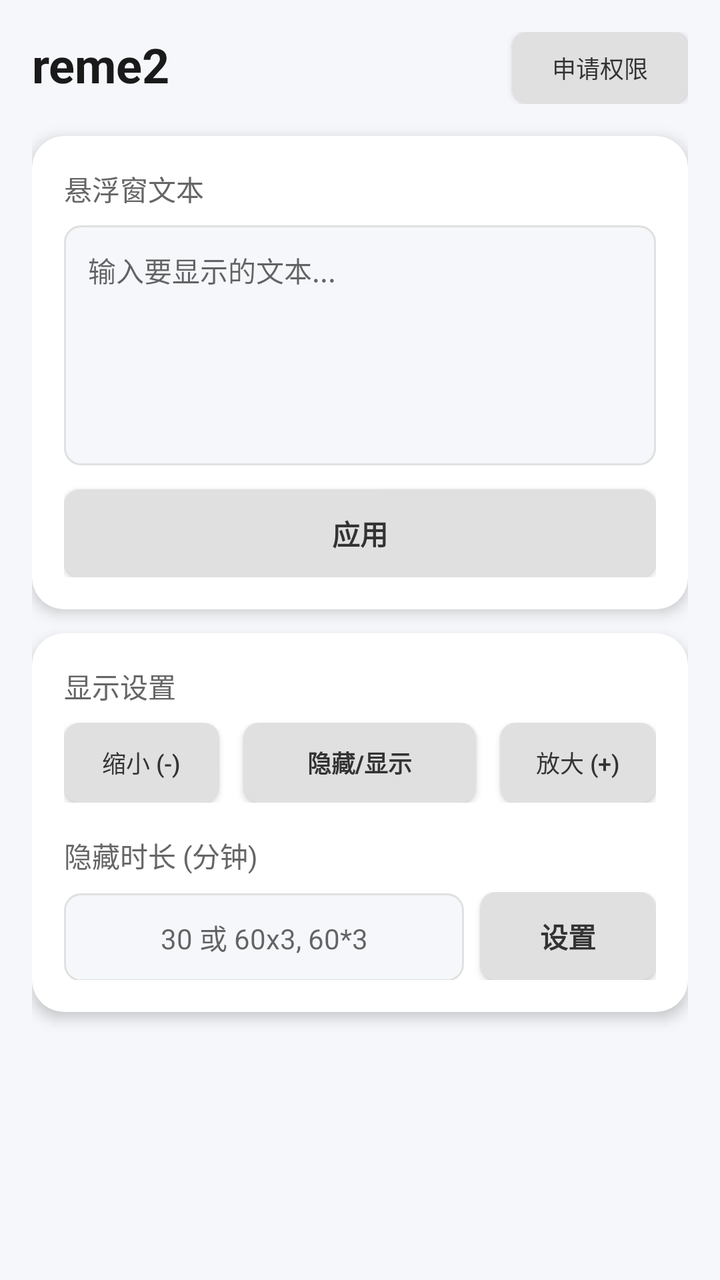
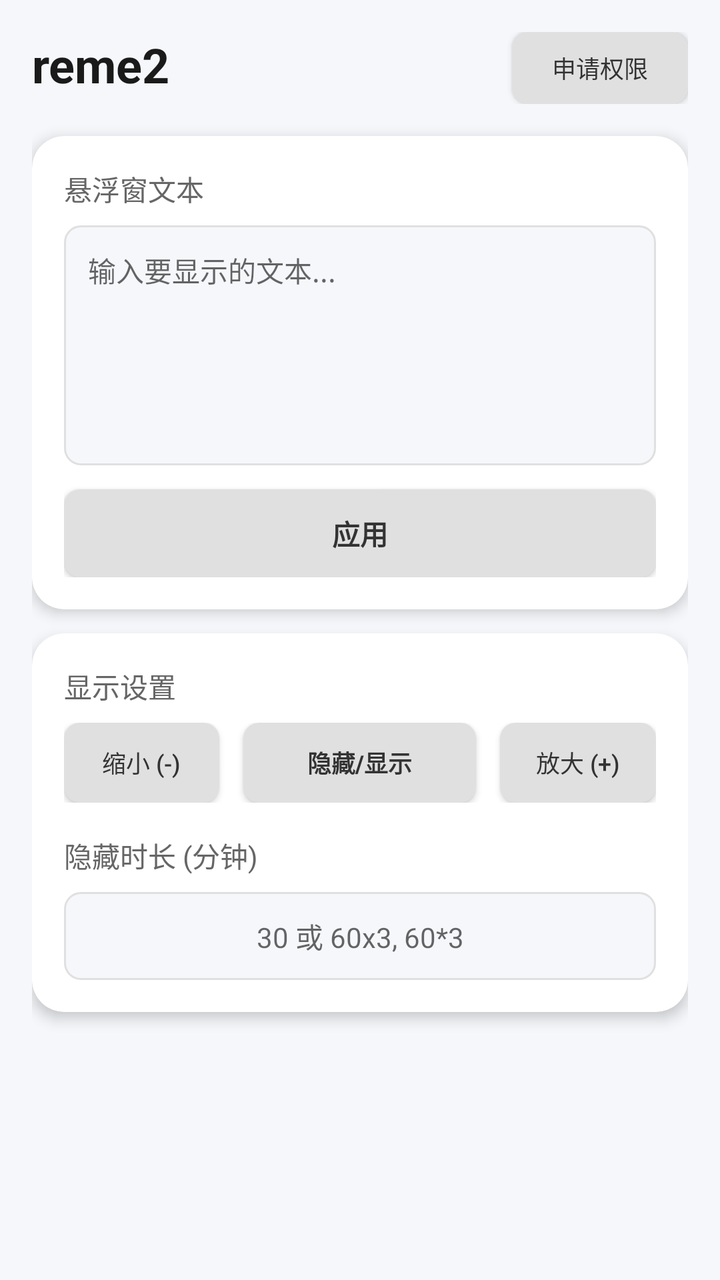

Compare the two renders of this Android layout. The source of the first and the diff that turns it into the second are given below.
<!-- AndroidManifest.xml: application theme Theme.AppCompat.Light.NoActionBar -->
<!-- res/layout/main.xml -->
<?xml version="1.0" encoding="utf-8"?>
<LinearLayout xmlns:android="http://schemas.android.com/apk/res/android"
    android:layout_width="match_parent"
    android:layout_height="match_parent"
    android:orientation="vertical"
    android:background="#F5F7FA"
    android:padding="16dp">

    
    <RelativeLayout
        android:layout_width="match_parent"
        android:layout_height="wrap_content"
        android:layout_marginBottom="16dp">

        <TextView
            android:layout_width="wrap_content"
            android:layout_height="wrap_content"
            android:text="reme2"
            android:textSize="24sp"
            android:textStyle="bold"
            android:textColor="#1A1A1A" />

        <Button
            android:id="@+id/btn_optimize"
            android:layout_width="wrap_content"
            android:layout_height="36dp"
            android:layout_alignParentEnd="true"
            android:layout_centerVertical="true"
            android:text="申请权限"
            android:textSize="12sp"
            android:textColor="#333333"
            android:paddingHorizontal="12dp"
            android:background="@drawable/button_gray_background"
            android:elevation="2dp"
            android:stateListAnimator="@null" />
    </RelativeLayout>

    
    <androidx.cardview.widget.CardView
        xmlns:app="http://schemas.android.com/apk/res-auto"
        android:layout_width="match_parent"
        android:layout_height="wrap_content"
        app:cardCornerRadius="16dp"
        app:cardElevation="4dp"
        app:cardBackgroundColor="#FFFFFF"
        android:layout_marginBottom="12dp">

        <LinearLayout
            android:layout_width="match_parent"
            android:layout_height="wrap_content"
            android:orientation="vertical"
            android:padding="16dp">

            
            <TextView
                android:layout_width="wrap_content"
                android:layout_height="wrap_content"
                android:text="悬浮窗文本"
                android:textSize="14sp"
                android:textColor="#666666"
                android:layout_marginBottom="8dp" />

            <EditText
                android:id="@+id/et_config_text"
                android:layout_width="match_parent"
                android:layout_height="120dp"
                android:hint="输入要显示的文本..."
                android:gravity="top|start"
                android:padding="12dp"
                android:background="@drawable/edit_text_background"
                android:textSize="14sp"
                android:textColor="#333333"
                android:inputType="textMultiLine" />

            
            <Button
                android:id="@+id/btn_save_config"
                android:layout_width="match_parent"
                android:layout_height="44dp"
                android:layout_marginTop="12dp"
                android:text="应用"
                android:textSize="14sp"
                android:textStyle="bold"
                android:textColor="#333333"
                android:background="@drawable/button_gray_background"
                android:elevation="2dp"
                android:stateListAnimator="@null" />
        </LinearLayout>
    </androidx.cardview.widget.CardView>

    
    <androidx.cardview.widget.CardView
        xmlns:app="http://schemas.android.com/apk/res-auto"
        android:layout_width="match_parent"
        android:layout_height="wrap_content"
        app:cardCornerRadius="16dp"
        app:cardElevation="4dp"
        app:cardBackgroundColor="#FFFFFF"
        android:layout_marginBottom="12dp">

        <LinearLayout
            android:layout_width="match_parent"
            android:layout_height="wrap_content"
            android:orientation="vertical"
            android:padding="16dp">

            
            <TextView
                android:layout_width="wrap_content"
                android:layout_height="wrap_content"
                android:text="显示设置"
                android:textSize="14sp"
                android:textColor="#666666"
                android:layout_marginBottom="8dp" />

            <LinearLayout
                android:layout_width="match_parent"
                android:layout_height="wrap_content"
                android:orientation="horizontal"
                android:gravity="center"
                android:layout_marginBottom="16dp">

                <Button
                    android:id="@+id/btn_zoom_out"
                    android:layout_width="0dp"
                    android:layout_height="40dp"
                    android:layout_weight="1"
                    android:text="缩小 (-)"
                    android:textSize="12sp"
                    android:textColor="#333333"
                    android:background="@drawable/button_gray_background"
                    android:elevation="2dp"
                    android:stateListAnimator="@null"
                    android:layout_marginEnd="8dp" />

                <Button
                    android:id="@+id/btn_toggle_visibility"
                    android:layout_width="0dp"
                    android:layout_height="40dp"
                    android:layout_weight="1.5"
                    android:text="隐藏/显示"
                    android:textSize="12sp"
                    android:textStyle="bold"
                    android:textColor="#333333"
                    android:background="@drawable/button_gray_background"
                    android:elevation="2dp"
                    android:stateListAnimator="@null"
                    android:layout_marginStart="4dp"
                    android:layout_marginEnd="4dp" />

                <Button
                    android:id="@+id/btn_zoom_in"
                    android:layout_width="0dp"
                    android:layout_height="40dp"
                    android:layout_weight="1"
                    android:text="放大 (+)"
                    android:textSize="12sp"
                    android:textColor="#333333"
                    android:background="@drawable/button_gray_background"
                    android:elevation="2dp"
                    android:stateListAnimator="@null"
                    android:layout_marginStart="8dp" />
            </LinearLayout>

            
            <TextView
                android:layout_width="wrap_content"
                android:layout_height="wrap_content"
                android:text="隐藏时长 (分钟)"
                android:textSize="14sp"
                android:textColor="#666666"
                android:layout_marginBottom="8dp" />

            <LinearLayout
                android:layout_width="match_parent"
                android:layout_height="wrap_content"
                android:orientation="horizontal">

                <EditText
                    android:id="@+id/et_auto_hide_duration"
                    android:layout_width="0dp"
                    android:layout_height="44dp"
                    android:layout_weight="1"
                    android:hint="30 或 60x3, 60*3"
                    android:inputType="text"
                    android:gravity="center"
                    android:padding="8dp"
                    android:background="@drawable/edit_text_background"
                    android:textSize="14sp"
                    android:textColor="#333333" />

                <Button
                    android:id="@+id/btn_set_hide_duration"
                    android:layout_width="wrap_content"
                    android:layout_height="44dp"
                    android:layout_marginStart="8dp"
                    android:text="设置"
                    android:textSize="14sp"
                    android:textStyle="bold"
                    android:textColor="#333333"
                    android:background="@drawable/button_gray_background"
                    android:elevation="2dp"
                    android:stateListAnimator="@null" />
            </LinearLayout>

        </LinearLayout>
    </androidx.cardview.widget.CardView>

</LinearLayout>
<!-- resources referenced by this layout -->
<resources>
  <!-- drawable button_gray_background (drawable) -->
  <?xml version="1.0" encoding="utf-8"?>
  <shape xmlns:android="http://schemas.android.com/apk/res/android"
      android:shape="rectangle">
      <solid android:color="#E0E0E0" />
      <corners android:radius="8dp" />
  </shape>
  <!-- drawable edit_text_background (drawable) -->
  <?xml version="1.0" encoding="utf-8"?>
  <shape xmlns:android="http://schemas.android.com/apk/res/android"
      android:shape="rectangle">
      <solid android:color="#F5F7FA" />
      <corners android:radius="8dp" />
      <stroke
          android:width="1dp"
          android:color="#E0E0E0" />
  </shape>
</resources>

<!-- the commit's change to res/layout/main.xml (unified diff, before → after) -->
@@ -189,18 +189,6 @@
                     android:textSize="14sp"
                     android:textColor="#333333" />
 
-                <Button
-                    android:id="@+id/btn_set_hide_duration"
-                    android:layout_width="wrap_content"
-                    android:layout_height="44dp"
-                    android:layout_marginStart="8dp"
-                    android:text="设置"
-                    android:textSize="14sp"
-                    android:textStyle="bold"
-                    android:textColor="#333333"
-                    android:background="@drawable/button_gray_background"
-                    android:elevation="2dp"
-                    android:stateListAnimator="@null" />
             </LinearLayout>
 
         </LinearLayout>
